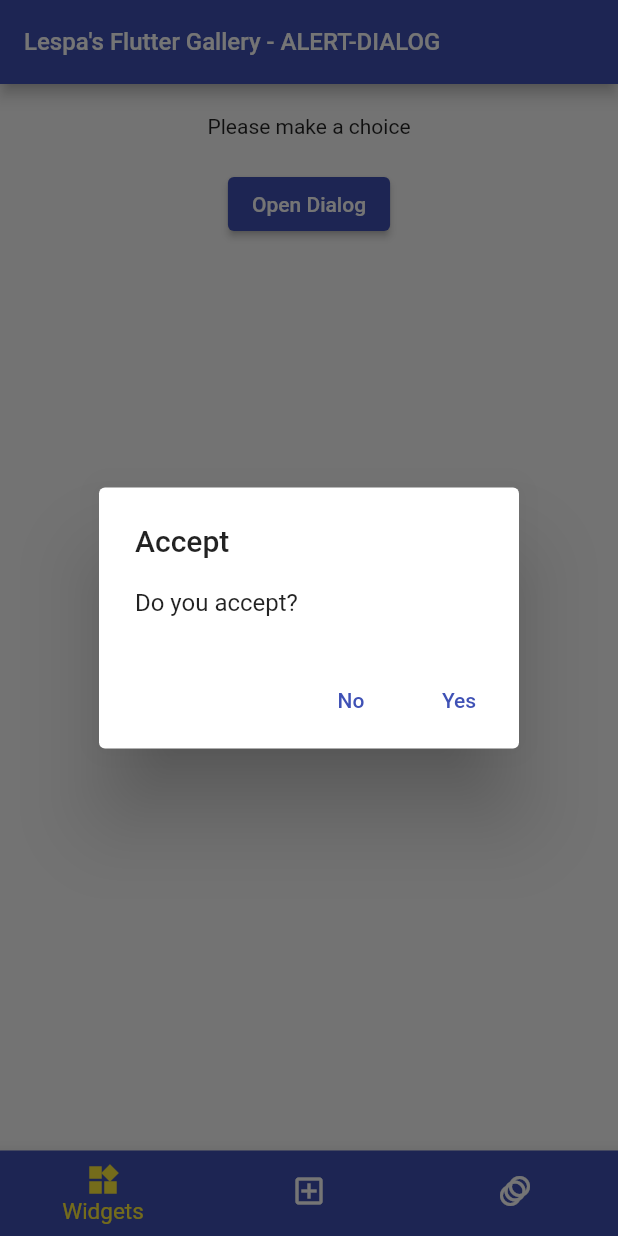
After one commit to MLesky/Lespa-s-Flutter-Gallery, a Flutter app: the AlertDialogExample screen opened by its route, after a tap on "Open Dialog", on a phone screen of 412 x 824 dp. The commit adds this screen. Run offline on Flutter 3.47's test engine with Material 2 defaults, Android fonts, the phone set to English and light mode, and no system bars; our stand-ins replace accordion, go_router.

Commit message:
Alert Dialog

```diff
--- a/lib/main.dart
+++ b/lib/main.dart
@@ -5,6 +5,7 @@ import 'package:my_flutter_gallery/pages/widgets.dart';
 import 'package:my_flutter_gallery/pages/packages.dart';
 import 'package:my_flutter_gallery/pages/widgets/about_dialog.dart';
 import 'package:my_flutter_gallery/pages/widgets/absorb_pointer.dart';
+import 'package:my_flutter_gallery/pages/widgets/alert_dialog.dart';
 import 'package:my_flutter_gallery/pages/widgets/fade_in_image.dart';
 import 'package:my_flutter_gallery/pages/widgets/hero_widget.dart';
 import 'package:my_flutter_gallery/pages/widgets/layout_builder.dart';
@@ -71,6 +72,8 @@ GoRouter routes = GoRouter(initialLocation: '/widgets', routes: [
               builder: (context, state) => const AboutDialogExample()),
           GoRoute(path: 'absorb-pointer',
               builder: (context, state) => const AbsorbPointerExample()),
+          GoRoute(path: 'alert-dialog',
+              builder: (context, state) => const AlertDialogExample()),
         ],
       ),
       GoRoute(
--- a/lib/pages/widgets.dart
+++ b/lib/pages/widgets.dart
@@ -65,6 +65,7 @@ List<Map<String, String>> layoutExamples = [
 List<Map<String, String>> displayExamples = [
   {'title': 'Opacity Widget', 'path': '/widgets/opacity'},
   {'title': 'About Dialog', 'path': '/widgets/about-dialog'},
+  {'title': 'Alert Dialog', 'path': '/widgets/alert-dialog'},
 ];
 
 List<Map<String, String>> eventExamples = [
--- /dev/null
+++ b/lib/pages/widgets/alert_dialog.dart
@@ -0,0 +1,38 @@
+import 'package:flutter/material.dart';
+
+class AlertDialogExample extends StatefulWidget {
+  const AlertDialogExample({super.key});
+
+  @override
+  State<AlertDialogExample> createState() => _AlertDialogExampleState();
+}
+
+class _AlertDialogExampleState extends State<AlertDialogExample> {
+  bool? accept;
+
+  @override
+  Widget build(BuildContext context) {
+    return Center(
+      child: Column(
+        children: [
+          const SizedBox(height: 20,),
+          Text(accept == null ? 'Please make a choice' : 'Accepted : ${accept! ? 'Yes' : 'No'}'),
+          const SizedBox(height: 20,),
+          ElevatedButton(
+            onPressed: (){
+              showDialog(context: context, builder: (context) => AlertDialog(
+                title: const Text("Accept"),
+                content: const Text("Do you accept?"),
+                actions: [
+                  TextButton(onPressed: (){setState(() => accept = false); Navigator.of(context).pop();}, child: const Text('No')),
+                  TextButton(onPressed: (){setState(() => accept = true); Navigator.of(context).pop();}, child: const Text('Yes')),
+                ],
+              ),);
+            },
+            child: const Text("Open Dialog"),
+          ),
+        ],
+      ),
+    );
+  }
+}
```
